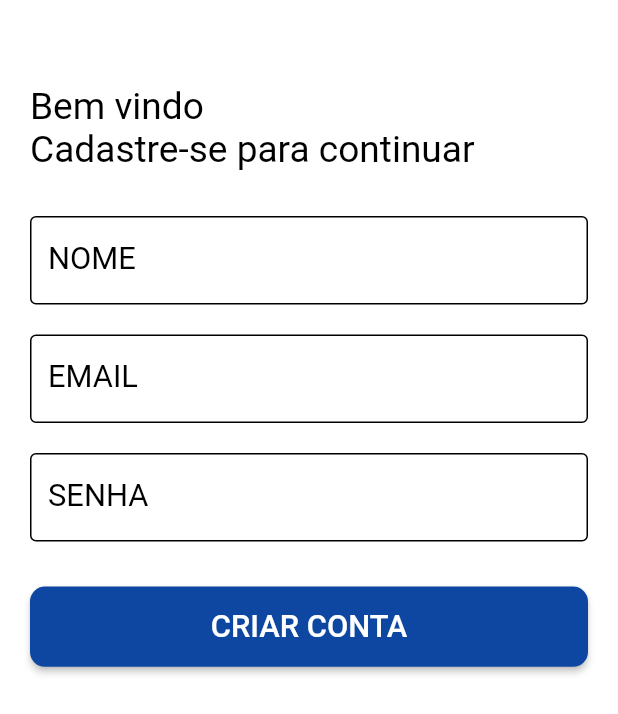
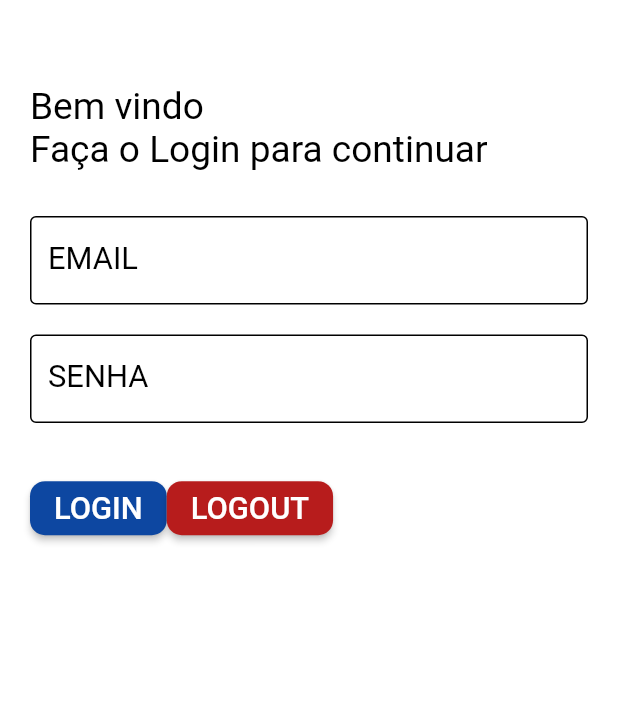
Before and after one commit to danielmessi13/Anxiety, a Flutter app: the screen it shows after launch, on a phone screen of 412 x 824 dp. Shown: the top 714 px of the screen. Run offline on Flutter 3.47's test engine with Material 2 defaults, Android fonts, the phone set to English and light mode, and no system bars; our stand-ins replace cloud_functions, firebase_auth, flutter_mobx, flutter_secure_storage, google_fonts, logger and 1 more; missing offline and left inert: oauth2; accounts and stored records are empty; generated files the repository leaves out were written again.

Commit message:
test auth0

```diff
--- a/lib/login/presentation/page/login_page.dart
+++ b/lib/login/presentation/page/login_page.dart
@@ -1,4 +1,5 @@
 import 'package:flutter/material.dart';
+import 'package:flutter_anxiety/login/store/auth0_store.dart';
 
 import 'package:flutter_mobx/flutter_mobx.dart';
 
@@ -19,7 +20,6 @@ class LoginPage extends StatefulWidget {
 
 class _LoginPageState extends State<LoginPage> {
   final emailController = TextEditingController();
-  final nameController = TextEditingController();
   final passwordController = TextEditingController();
 
   final emailFocus = FocusNode();
@@ -27,13 +27,14 @@ class _LoginPageState extends State<LoginPage> {
 
   final loginController = Login();
 
+  final auth0Store = Auth0Store();
+
   @override
   void dispose() {
     emailFocus.dispose();
     passwordFocus.dispose();
 
     emailController.dispose();
-    nameController.dispose();
     passwordController.dispose();
     super.dispose();
   }
@@ -58,7 +59,7 @@ class _LoginPageState extends State<LoginPage> {
                         Align(
                           alignment: Alignment.centerLeft,
                           child: Text(
-                            "Bem vindo\nCadastre-se para continuar",
+                            'Bem vindo\nFaça o Login para continuar',
                             style: TextStyle(
                               color: Colors.black,
                               fontSize: fontSize(context) * 1.2,
@@ -67,17 +68,8 @@ class _LoginPageState extends State<LoginPage> {
                         ),
                         SizedBox(height: 20),
                         CustomTextField(
-                          controller: nameController,
-                          label: "NOME",
-                          error: loginController.nameError,
-                          camelCase: true,
-                          focus: null,
-                          nextFocus: emailFocus,
-                          type: TextInputType.text,
-                        ),
-                        CustomTextField(
                           controller: emailController,
-                          label: "EMAIL",
+                          label: 'EMAIL',
                           error: loginController.emailError,
                           focus: emailFocus,
                           nextFocus: passwordFocus,
@@ -85,7 +77,7 @@ class _LoginPageState extends State<LoginPage> {
                         ),
                         CustomTextField(
                           controller: passwordController,
-                          label: "SENHA",
+                          label: 'SENHA',
                           error: loginController.passwordError,
                           last: true,
                           obscure: true,
@@ -97,23 +89,40 @@ class _LoginPageState extends State<LoginPage> {
                           width: MediaQuery.of(context).size.width,
                           height: MediaQuery.of(context).size.width * 0.13,
                           margin: EdgeInsets.only(top: 20),
-                          child: RaisedButton(
+                          child: Row(
+                            children: <Widget>[
+                              RaisedButton(
                                 shape: RoundedRectangleBorder(
                                   borderRadius: BorderRadius.circular(10),
                                 ),
-                            onPressed: () => loginController.login(
+                                onPressed: () => auth0Store.setClient(
                                   emailController.text,
-                              nameController.text,
                                   passwordController.text,
                                 ),
                                 color: Colors.blue[900],
                                 textColor: Colors.white,
                                 child: Text(
-                              "Criar conta".toUpperCase(),
+                                  'Login'.toUpperCase(),
                                   style: TextStyle(
                                     fontSize: fontSize(context),
                                   ),
                                 ),
+                              ),
+                              RaisedButton(
+                                shape: RoundedRectangleBorder(
+                                  borderRadius: BorderRadius.circular(10),
+                                ),
+                                onPressed: () => auth0Store.logout(),
+                                color: Colors.red[900],
+                                textColor: Colors.white,
+                                child: Text(
+                                  'Logout'.toUpperCase(),
+                                  style: TextStyle(
+                                    fontSize: fontSize(context),
+                                  ),
+                                ),
+                              ),
+                            ],
                           ),
                         ),
                       ],
```
Lines whose indentation alone changed are shown as unchanged.
